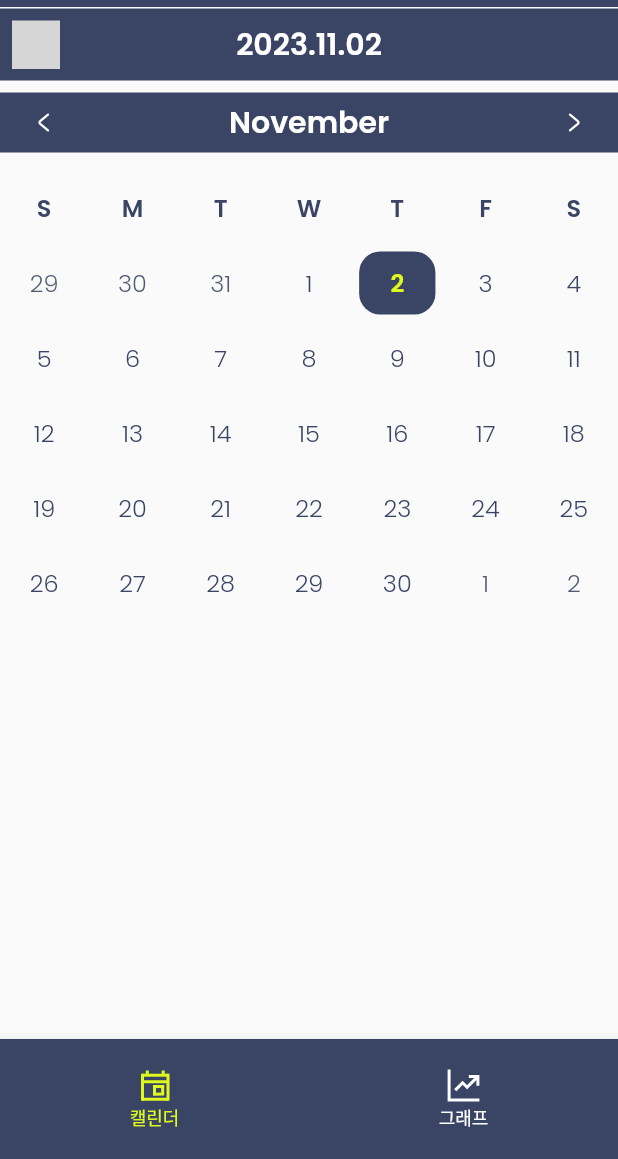
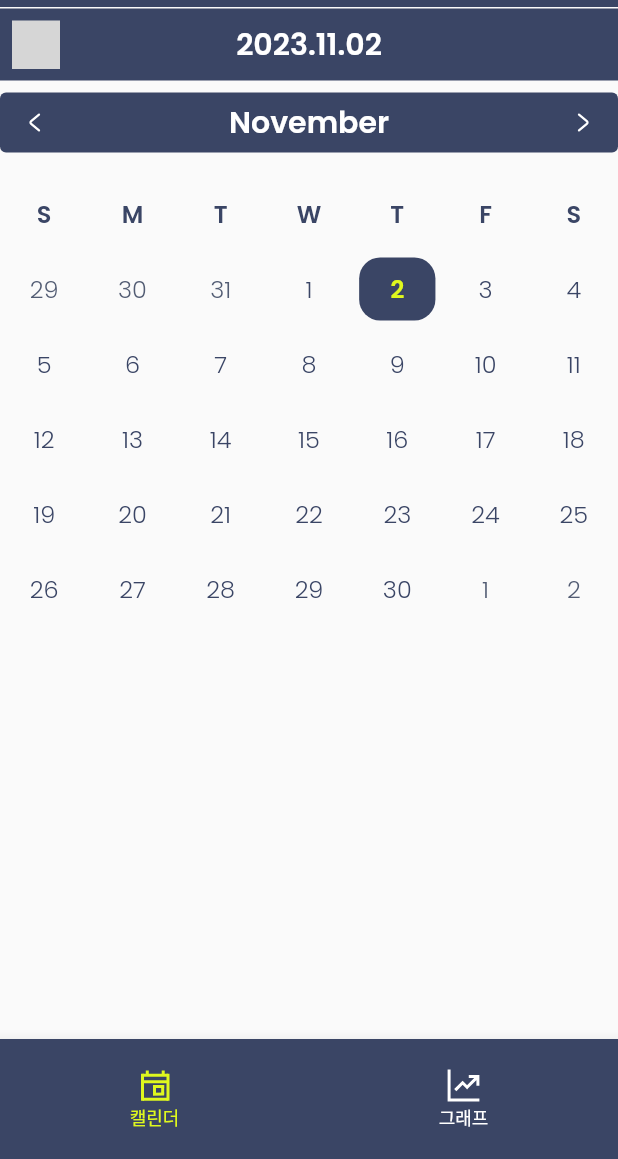
Before and after one commit to jeomgymjeok-gwabuha/jeomgymjeok_gwabuha_front_mobile, a Flutter app: the screen it shows after launch, on a phone screen of 412 x 824 dp, the part 77-1236 px from its top. Run offline on Flutter 3.47's test engine with Material 2 defaults, Android fonts, the phone set to English and light mode, and no system bars; drawn by our look-alikes of table_calendar; our stand-ins replace flutter_riverpod, flutter_svg, google_fonts; grey boxes are pictures that could not be loaded.

Commit message:
create and apply custom-workout-calendar-header

```diff
--- a/lib/providers/date_provider.dart
+++ b/lib/providers/date_provider.dart
@@ -10,6 +10,20 @@ class DateNotifier extends StateNotifier<DateTime> {
   setYear(int year) {
     state = DateTime(year, state.month, state.day);
   }
+
+  prevMonth() {
+    final value = state.month - 1;
+    final month = value < 1 ? 12 : value;
+    final year = value < 1 ? state.year - 1 : state.year;
+    state = DateTime(year, month, state.day);
+  }
+
+  nextMonth() {
+    final value = state.month + 1;
+    final month = value > 12 ? 1 : value;
+    final year = value > 12 ? state.year + 1 : state.year;
+    state = DateTime(year, month, state.day);
+  }
 }
 
 final dateProvider =
--- a/lib/widgets/workout_calendar.dart
+++ b/lib/widgets/workout_calendar.dart
@@ -1,11 +1,13 @@
 import 'package:flutter/material.dart';
+import 'package:flutter_riverpod/flutter_riverpod.dart';
 import 'package:flutter_svg/svg.dart';
 import 'package:intl/intl.dart';
 import 'package:jeomgymjeok_gwabuha/design/Pallete.dart';
 import 'package:jeomgymjeok_gwabuha/design/Types.dart';
+import 'package:jeomgymjeok_gwabuha/providers/date_provider.dart';
 import 'package:table_calendar/table_calendar.dart';
 
-class WorkoutCalendar extends StatefulWidget {
+class WorkoutCalendar extends ConsumerStatefulWidget {
   const WorkoutCalendar({
     super.key,
     required this.selectedDay,
@@ -18,14 +20,61 @@ class WorkoutCalendar extends StatefulWidget {
   final void Function(DateTime selectedDay, DateTime focusedDay) onDaySelected;
 
   @override
-  State<WorkoutCalendar> createState() => _WorkoutCalendarState();
+  ConsumerState<WorkoutCalendar> createState() => _WorkoutCalendarState();
 }
 
-class _WorkoutCalendarState extends State<WorkoutCalendar> {
+class _WorkoutCalendarState extends ConsumerState<WorkoutCalendar> {
   @override
   Widget build(BuildContext context) {
     // TODO: implement build
-    return TableCalendar(
+    return Column(
+      children: [
+        Container(
+          width: double.infinity,
+          height: 40,
+          decoration: BoxDecoration(
+            borderRadius: BorderRadius.circular(4),
+            color: pallete[Pallete.deepNavy],
+          ),
+          child: Stack(children: [
+            SizedBox(
+              height: 40,
+              child: Row(
+                mainAxisAlignment: MainAxisAlignment.spaceBetween,
+                children: [
+                  IconButton(
+                    iconSize: 24,
+                    splashRadius: 12,
+                    onPressed: () {
+                      ref.read(dateProvider.notifier).prevMonth();
+                    },
+                    icon: SvgPicture.asset('assets/icons/arrow-left.svg'),
+                  ),
+                  IconButton(
+                    iconSize: 24,
+                    splashRadius: 12,
+                    onPressed: () {
+                      ref.read(dateProvider.notifier).nextMonth();
+                    },
+                    icon: SvgPicture.asset('assets/icons/arrow-right.svg'),
+                  ),
+                ],
+              ),
+            ),
+            Positioned.fill(
+              child: Center(
+                child: Text(
+                  DateFormat('MMMM').format(widget.selectedDay),
+                  style: types[Types.semi_lg]!.copyWith(
+                    color: pallete[Pallete.white],
+                  ),
+                ),
+              ),
+            ),
+          ]),
+        ),
+        const SizedBox(height: 16),
+        TableCalendar(
           firstDay: DateTime(1800),
           lastDay: DateTime(3000),
           focusedDay: widget.selectedDay,
@@ -36,23 +85,7 @@ class _WorkoutCalendarState extends State<WorkoutCalendar> {
             return isSameDay(widget.selectedDay, day);
           },
           onDaySelected: widget.onDaySelected,
-      headerStyle: HeaderStyle(
-        titleCentered: true,
-        formatButtonVisible: false,
-        titleTextFormatter: (date, locale) {
-          return DateFormat.MMMM(locale).format(date);
-        },
-        headerPadding: const EdgeInsets.all(0),
-        headerMargin: const EdgeInsets.only(bottom: 12),
-        titleTextStyle: types[Types.semi_lg]!.copyWith(
-          color: pallete[Pallete.white],
-        ),
-        decoration: BoxDecoration(
-          color: pallete[Pallete.deepNavy],
-        ),
-        leftChevronIcon: SvgPicture.asset('assets/icons/arrow-left.svg'),
-        rightChevronIcon: SvgPicture.asset('assets/icons/arrow-right.svg'),
-      ),
+          headerVisible: false,
           calendarBuilders: CalendarBuilders(
             defaultBuilder: (context, day, focusedDay) {
               final value = day.day.toString();
@@ -137,6 +170,8 @@ class _WorkoutCalendarState extends State<WorkoutCalendar> {
               );
             },
           ),
+        ),
+      ],
     );
   }
 }
```
Lines whose indentation alone changed are shown as unchanged.
